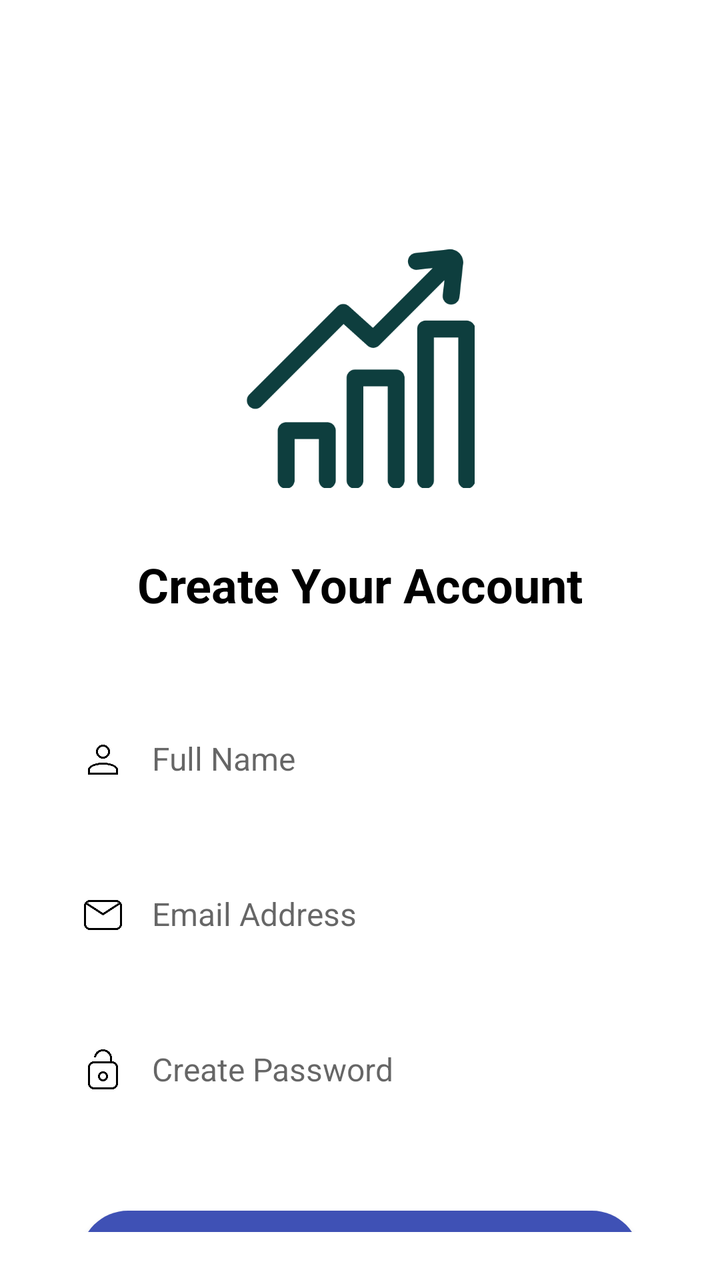
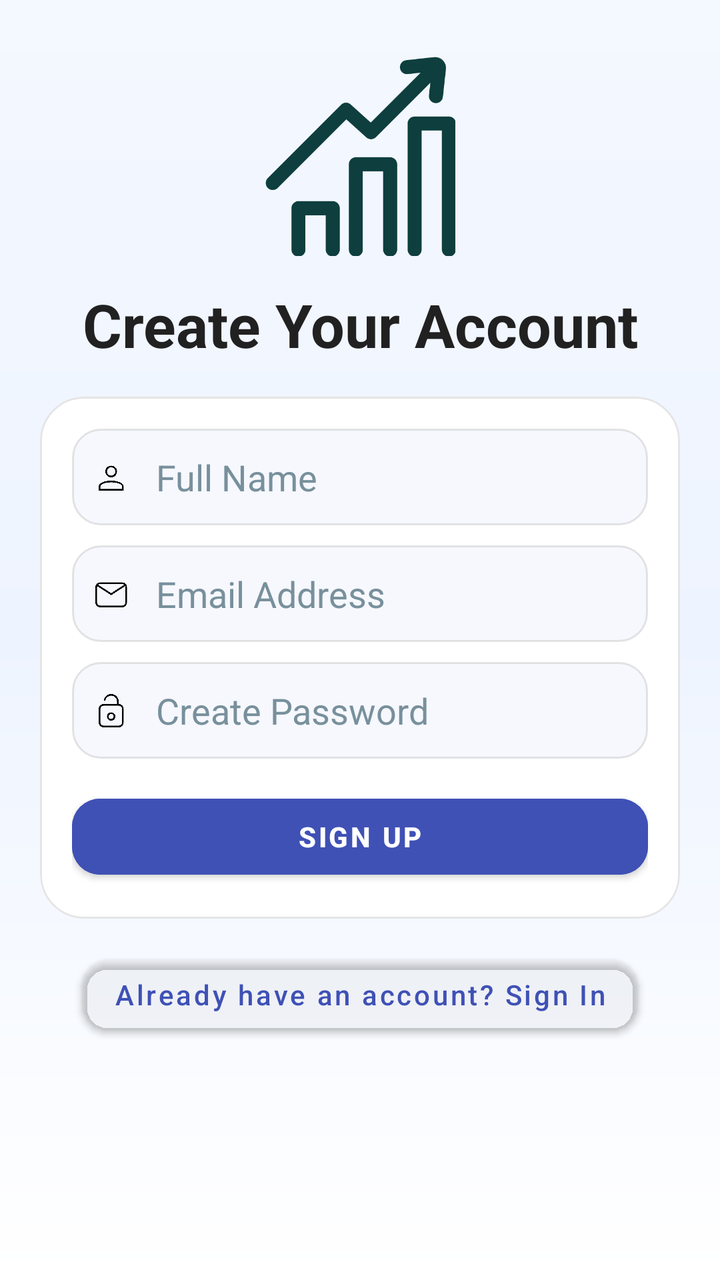

Screens rendered from an Android XML layout before and after an edit, with the pre-edit source and the edit as a unified diff.
<!-- AndroidManifest.xml: application theme Theme.ImiliPocket -->
<!-- res/layout/activity_sign_up.xml -->
<?xml version="1.0" encoding="utf-8"?>
<androidx.constraintlayout.widget.ConstraintLayout xmlns:android="http://schemas.android.com/apk/res/android"
    xmlns:app="http://schemas.android.com/apk/res-auto"
    android:layout_width="match_parent"
    android:layout_height="match_parent"
    android:padding="24dp"
    android:background="@color/white">

    
    <ImageView
        android:id="@+id/logoImage"
        android:layout_width="120dp"
        android:layout_height="120dp"
        android:layout_marginTop="100dp"
        android:layout_marginBottom="16dp"
        android:src="@drawable/logo"
        app:layout_constraintBottom_toTopOf="@+id/tvTitle"
        app:layout_constraintEnd_toEndOf="parent"
        app:layout_constraintStart_toStartOf="parent"
        app:layout_constraintTop_toTopOf="parent" />

    
    <TextView
        android:id="@+id/tvTitle"
        android:layout_width="wrap_content"
        android:layout_height="wrap_content"
        android:layout_marginTop="16dp"
        android:layout_marginBottom="24dp"
        android:text="Create Your Account"
        android:textColor="@color/black"
        android:textSize="24sp"
        android:textStyle="bold"
        app:layout_constraintBottom_toTopOf="@+id/nameInput"
        app:layout_constraintEnd_toEndOf="parent"
        app:layout_constraintStart_toStartOf="parent"
        app:layout_constraintTop_toBottomOf="@id/logoImage" />

    
    <androidx.constraintlayout.widget.ConstraintLayout
        android:id="@+id/nameInput"
        android:layout_width="0dp"
        android:layout_height="wrap_content"
        android:layout_marginStart="16dp"
        android:layout_marginTop="24dp"
        android:layout_marginEnd="16dp"
        android:layout_marginBottom="16dp"
        app:layout_constraintBottom_toTopOf="@+id/emailInputLayout"
        app:layout_constraintEnd_toEndOf="parent"
        app:layout_constraintStart_toStartOf="parent"
        app:layout_constraintTop_toBottomOf="@id/tvTitle">

        <ImageView
            android:id="@+id/name"
            android:layout_width="24dp"
            android:layout_height="24dp"
            android:layout_marginEnd="8dp"
            android:src="@drawable/ic_person"
            app:layout_constraintBottom_toBottomOf="parent"
            app:layout_constraintStart_toStartOf="parent"
            app:layout_constraintTop_toTopOf="parent" />

        <EditText
            android:id="@+id/etName"
            android:layout_width="0dp"
            android:layout_height="wrap_content"
            android:background="@null"
            android:hint="Full Name"
            android:inputType="textPersonName"
            android:padding="12dp"
            android:textSize="16sp"
            app:layout_constraintBottom_toBottomOf="parent"
            app:layout_constraintEnd_toEndOf="parent"
            app:layout_constraintStart_toEndOf="@id/name"
            app:layout_constraintTop_toTopOf="parent" />
    </androidx.constraintlayout.widget.ConstraintLayout>

    
    <androidx.constraintlayout.widget.ConstraintLayout
        android:id="@+id/emailInputLayout"
        android:layout_width="0dp"
        android:layout_height="wrap_content"
        android:layout_marginStart="16dp"
        android:layout_marginTop="16dp"
        android:layout_marginEnd="16dp"
        android:layout_marginBottom="16dp"
        app:layout_constraintBottom_toTopOf="@+id/passwordInputLayout"
        app:layout_constraintEnd_toEndOf="parent"
        app:layout_constraintStart_toStartOf="parent"
        app:layout_constraintTop_toBottomOf="@id/nameInput">

        <ImageView
            android:id="@+id/emailIcon"
            android:layout_width="24dp"
            android:layout_height="24dp"
            android:layout_marginEnd="8dp"
            android:src="@drawable/ic_email"
            app:layout_constraintBottom_toBottomOf="parent"
            app:layout_constraintStart_toStartOf="parent"
            app:layout_constraintTop_toTopOf="parent" />

        <EditText
            android:id="@+id/etEmail"
            android:layout_width="0dp"
            android:layout_height="wrap_content"
            android:background="@null"
            android:hint="Email Address"
            android:inputType="textEmailAddress"
            android:padding="12dp"
            android:textSize="16sp"
            app:layout_constraintBottom_toBottomOf="parent"
            app:layout_constraintEnd_toEndOf="parent"
            app:layout_constraintStart_toEndOf="@id/emailIcon"
            app:layout_constraintTop_toTopOf="parent" />
    </androidx.constraintlayout.widget.ConstraintLayout>

    
    <androidx.constraintlayout.widget.ConstraintLayout
        android:id="@+id/passwordInputLayout"
        android:layout_width="0dp"
        android:layout_height="wrap_content"
        android:layout_marginStart="16dp"
        android:layout_marginTop="16dp"
        android:layout_marginEnd="16dp"
        android:layout_marginBottom="24dp"
        app:layout_constraintBottom_toTopOf="@+id/btnSignUp"
        app:layout_constraintEnd_toEndOf="parent"
        app:layout_constraintStart_toStartOf="parent"
        app:layout_constraintTop_toBottomOf="@id/emailInputLayout">

        <ImageView
            android:id="@+id/passwordIcon"
            android:layout_width="24dp"
            android:layout_height="24dp"
            android:layout_marginEnd="8dp"
            android:src="@drawable/ic_password"
            app:layout_constraintBottom_toBottomOf="parent"
            app:layout_constraintStart_toStartOf="parent"
            app:layout_constraintTop_toTopOf="parent" />

        <EditText
            android:id="@+id/etPassword"
            android:layout_width="0dp"
            android:layout_height="wrap_content"
            android:background="@null"
            android:hint="Create Password"
            android:inputType="textPassword"
            android:padding="12dp"
            android:textSize="16sp"
            app:layout_constraintBottom_toBottomOf="parent"
            app:layout_constraintEnd_toEndOf="parent"
            app:layout_constraintStart_toEndOf="@id/passwordIcon"
            app:layout_constraintTop_toTopOf="parent" />
    </androidx.constraintlayout.widget.ConstraintLayout>

    
    <Button
        android:id="@+id/btnSignUp"
        android:layout_width="0dp"
        android:layout_height="48dp"
        android:layout_marginStart="16dp"
        android:layout_marginTop="24dp"
        android:layout_marginEnd="16dp"
        android:layout_marginBottom="16dp"
        android:background="@drawable/rounded_button"
        android:text="Sign Up"
        android:textColor="@color/white"
        android:textStyle="bold"
        app:layout_constraintBottom_toTopOf="@+id/tvGoToSignIn"
        app:layout_constraintEnd_toEndOf="parent"
        app:layout_constraintStart_toStartOf="parent"
        app:layout_constraintTop_toBottomOf="@id/passwordInputLayout" />

    
    <Button
        android:id="@+id/tvGoToSignIn"
        android:layout_width="wrap_content"
        android:layout_height="wrap_content"
        android:text="Already have an account? Sign In"
        android:textColor="@color/primary_color"
        android:textSize="14sp"
        android:backgroundTint="@color/white"
        app:layout_constraintTop_toBottomOf="@id/btnSignUp"
        app:layout_constraintStart_toStartOf="parent"
        app:layout_constraintEnd_toEndOf="parent"
        android:layout_marginTop="16dp" />

</androidx.constraintlayout.widget.ConstraintLayout>
<!-- resources referenced by this layout -->
<resources>
  <color name="black">#FF000000</color>
  <color name="primary_color">#3F51B5</color>
  <color name="white">#FFFFFFFF</color>
  <!-- drawable ic_email: png bitmap (drawable, 10418 bytes) -->
  <!-- drawable ic_password: png bitmap (drawable, 12329 bytes) -->
  <!-- drawable ic_person: png bitmap (drawable, 9951 bytes) -->
  <!-- drawable logo: png bitmap (drawable, 7417 bytes) -->
  <!-- drawable rounded_button (drawable) -->
  <shape xmlns:android="http://schemas.android.com/apk/res/android">
      <gradient
          android:angle="45"
          android:startColor="@color/primary_light"
          android:endColor="@color/primary_dark" />
      <corners android:radius="24dp" />
  </shape>
  <style name="Theme.ImiliPocket" parent="Theme.MaterialComponents.DayNight.NoActionBar">
          <item name="colorPrimary">@color/primary_color</item> 
          <item name="colorPrimaryVariant">@color/primary_dark</item> 
          <item name="colorOnPrimary">@color/white</item>
          <item name="colorSecondary">@color/secondary_color</item> 
          <item name="colorSecondaryVariant">@color/secondary_dark</item> 
          <item name="colorOnSecondary">@color/black</item>
          <item name="android:statusBarColor">@android:color/transparent</item>
          <item name="android:windowLightStatusBar">true</item>
          <item name="android:navigationBarColor">@android:color/transparent</item>
          <item name="android:windowDrawsSystemBarBackgrounds">true</item>
      </style>
  <color name="primary_light">#C5CAE9</color>
  <color name="primary_dark">#303F9F</color>
  <color name="secondary_color">#F06292</color>
  <color name="secondary_dark">#C2185B</color>
</resources>

<!-- the commit's change to res/layout/activity_sign_up.xml (unified diff, before → after) -->
@@ -1,187 +1,176 @@
 <?xml version="1.0" encoding="utf-8"?>
-<androidx.constraintlayout.widget.ConstraintLayout xmlns:android="http://schemas.android.com/apk/res/android"
+<ScrollView xmlns:android="http://schemas.android.com/apk/res/android"
     xmlns:app="http://schemas.android.com/apk/res-auto"
     android:layout_width="match_parent"
     android:layout_height="match_parent"
-    android:padding="24dp"
-    android:background="@color/white">
+    android:background="@drawable/bg_screen_modern"
+    android:paddingStart="20dp"
+    android:paddingTop="28dp"
+    android:paddingEnd="20dp"
+    android:paddingBottom="24dp">
 
-    
-    <ImageView
-        android:id="@+id/logoImage"
-        android:layout_width="120dp"
-        android:layout_height="120dp"
-        android:layout_marginTop="100dp"
-        android:layout_marginBottom="16dp"
-        android:src="@drawable/logo"
-        app:layout_constraintBottom_toTopOf="@+id/tvTitle"
-        app:layout_constraintEnd_toEndOf="parent"
-        app:layout_constraintStart_toStartOf="parent"
-        app:layout_constraintTop_toTopOf="parent" />
-
-    
-    <TextView
-        android:id="@+id/tvTitle"
-        android:layout_width="wrap_content"
+    <LinearLayout
+        android:layout_width="match_parent"
         android:layout_height="wrap_content"
-        android:layout_marginTop="16dp"
-        android:layout_marginBottom="24dp"
-        android:text="Create Your Account"
-        android:textColor="@color/black"
-        android:textSize="24sp"
-        android:textStyle="bold"
-        app:layout_constraintBottom_toTopOf="@+id/nameInput"
-        app:layout_constraintEnd_toEndOf="parent"
-        app:layout_constraintStart_toStartOf="parent"
-        app:layout_constraintTop_toBottomOf="@id/logoImage" />
-
-    
-    <androidx.constraintlayout.widget.ConstraintLayout
-        android:id="@+id/nameInput"
-        android:layout_width="0dp"
-        android:layout_height="wrap_content"
-        android:layout_marginStart="16dp"
-        android:layout_marginTop="24dp"
-        android:layout_marginEnd="16dp"
-        android:layout_marginBottom="16dp"
-        app:layout_constraintBottom_toTopOf="@+id/emailInputLayout"
-        app:layout_constraintEnd_toEndOf="parent"
-        app:layout_constraintStart_toStartOf="parent"
-        app:layout_constraintTop_toBottomOf="@id/tvTitle">
+        android:orientation="vertical">
 
         <ImageView
-            android:id="@+id/name"
-            android:layout_width="24dp"
-            android:layout_height="24dp"
-            android:layout_marginEnd="8dp"
-            android:src="@drawable/ic_person"
-            app:layout_constraintBottom_toBottomOf="parent"
-            app:layout_constraintStart_toStartOf="parent"
-            app:layout_constraintTop_toTopOf="parent" />
+            android:id="@+id/logoImage"
+            android:layout_width="100dp"
+            android:layout_height="100dp"
+            android:layout_gravity="center_horizontal"
+            android:src="@drawable/logo" />
 
-        <EditText
-            android:id="@+id/etName"
-            android:layout_width="0dp"
+        <TextView
+            android:id="@+id/tvTitle"
+            android:layout_width="match_parent"
             android:layout_height="wrap_content"
-            android:background="@null"
-            android:hint="Full Name"
-            android:inputType="textPersonName"
-            android:padding="12dp"
-            android:textSize="16sp"
-            app:layout_constraintBottom_toBottomOf="parent"
-            app:layout_constraintEnd_toEndOf="parent"
-            app:layout_constraintStart_toEndOf="@id/name"
-            app:layout_constraintTop_toTopOf="parent" />
-    </androidx.constraintlayout.widget.ConstraintLayout>
+            android:layout_marginTop="14dp"
+            android:gravity="center"
+            android:text="Create Your Account"
+            android:textColor="@color/text_primary"
+            android:textSize="30sp"
+            android:textStyle="bold" />
 
-    
-    <androidx.constraintlayout.widget.ConstraintLayout
-        android:id="@+id/emailInputLayout"
-        android:layout_width="0dp"
-        android:layout_height="wrap_content"
-        android:layout_marginStart="16dp"
-        android:layout_marginTop="16dp"
-        android:layout_marginEnd="16dp"
-        android:layout_marginBottom="16dp"
-        app:layout_constraintBottom_toTopOf="@+id/passwordInputLayout"
-        app:layout_constraintEnd_toEndOf="parent"
-        app:layout_constraintStart_toStartOf="parent"
-        app:layout_constraintTop_toBottomOf="@id/nameInput">
+        <com.google.android.material.card.MaterialCardView
+            android:layout_width="match_parent"
+            android:layout_height="wrap_content"
+            android:layout_marginTop="16dp"
+            app:cardBackgroundColor="@android:color/white"
+            app:cardCornerRadius="22dp"
+            app:cardElevation="0dp"
+            app:strokeColor="@color/surface_outline"
+            app:strokeWidth="1dp">
 
-        <ImageView
-            android:id="@+id/emailIcon"
-            android:layout_width="24dp"
-            android:layout_height="24dp"
-            android:layout_marginEnd="8dp"
-            android:src="@drawable/ic_email"
-            app:layout_constraintBottom_toBottomOf="parent"
-            app:layout_constraintStart_toStartOf="parent"
-            app:layout_constraintTop_toTopOf="parent" />
+            <LinearLayout
+                android:layout_width="match_parent"
+                android:layout_height="wrap_content"
+                android:orientation="vertical"
+                android:padding="16dp">
 
-        <EditText
-            android:id="@+id/etEmail"
-            android:layout_width="0dp"
+                <androidx.constraintlayout.widget.ConstraintLayout
+                    android:id="@+id/nameInput"
+                    android:layout_width="match_parent"
+                    android:layout_height="wrap_content"
+                    android:background="@drawable/bg_input_surface"
+                    android:paddingStart="10dp"
+                    android:paddingEnd="10dp">
+
+                    <ImageView
+                        android:id="@+id/name"
+                        android:layout_width="20dp"
+                        android:layout_height="20dp"
+                        android:src="@drawable/ic_person"
+                        app:layout_constraintStart_toStartOf="parent"
+                        app:layout_constraintTop_toTopOf="parent"
+                        app:layout_constraintBottom_toBottomOf="parent" />
+
+                    <EditText
+                        android:id="@+id/etName"
+                        android:layout_width="0dp"
+                        android:layout_height="wrap_content"
+                        android:background="@android:color/transparent"
+                        android:hint="Full Name"
+                        android:inputType="textPersonName"
+                        android:padding="12dp"
+                        android:textColor="@color/text_primary"
+                        android:textColorHint="@color/text_secondary"
+                        app:layout_constraintStart_toEndOf="@id/name"
+                        app:layout_constraintEnd_toEndOf="parent"
+                        app:layout_constraintTop_toTopOf="parent"
+                        app:layout_constraintBottom_toBottomOf="parent" />
+                </androidx.constraintlayout.widget.ConstraintLayout>
+
+                <androidx.constraintlayout.widget.ConstraintLayout
+                    android:id="@+id/emailInputLayout"
+                    android:layout_width="match_parent"
+                    android:layout_height="wrap_content"
+                    android:layout_marginTop="10dp"
+                    android:background="@drawable/bg_input_surface"
+                    android:paddingStart="10dp"
+                    android:paddingEnd="10dp">
+
+                    <ImageView
+                        android:id="@+id/emailIcon"
+                        android:layout_width="20dp"
+                        android:layout_height="20dp"
+                        android:src="@drawable/ic_email"
+                        app:layout_constraintStart_toStartOf="parent"
+                        app:layout_constraintTop_toTopOf="parent"
+                        app:layout_constraintBottom_toBottomOf="parent" />
+
+                    <EditText
+                        android:id="@+id/etEmail"
+                        android:layout_width="0dp"
+                        android:layout_height="wrap_content"
+                        android:background="@android:color/transparent"
+                        android:hint="Email Address"
+                        android:inputType="textEmailAddress"
+                        android:padding="12dp"
+                        android:textColor="@color/text_primary"
+                        android:textColorHint="@color/text_secondary"
+                        app:layout_constraintStart_toEndOf="@id/emailIcon"
+                        app:layout_constraintEnd_toEndOf="parent"
+                        app:layout_constraintTop_toTopOf="parent"
+                        app:layout_constraintBottom_toBottomOf="parent" />
+                </androidx.constraintlayout.widget.ConstraintLayout>
+
+                <androidx.constraintlayout.widget.ConstraintLayout
+                    android:id="@+id/passwordInputLayout"
+                    android:layout_width="match_parent"
+                    android:layout_height="wrap_content"
+                    android:layout_marginTop="10dp"
+                    android:background="@drawable/bg_input_surface"
+                    android:paddingStart="10dp"
+                    android:paddingEnd="10dp">
+
+                    <ImageView
+                        android:id="@+id/passwordIcon"
+                        android:layout_width="20dp"
+                        android:layout_height="20dp"
+                        android:src="@drawable/ic_password"
+                        app:layout_constraintStart_toStartOf="parent"
+                        app:layout_constraintTop_toTopOf="parent"
+                        app:layout_constraintBottom_toBottomOf="parent" />
+
+                    <EditText
+                        android:id="@+id/etPassword"
+                        android:layout_width="0dp"
+                        android:layout_height="wrap_content"
+                        android:background="@android:color/transparent"
+                        android:hint="Create Password"
+                        android:inputType="textPassword"
+                        android:padding="12dp"
+                        android:textColor="@color/text_primary"
+                        android:textColorHint="@color/text_secondary"
+                        app:layout_constraintStart_toEndOf="@id/passwordIcon"
+                        app:layout_constraintEnd_toEndOf="parent"
+                        app:layout_constraintTop_toTopOf="parent"
+                        app:layout_constraintBottom_toBottomOf="parent" />
+                </androidx.constraintlayout.widget.ConstraintLayout>
+
+                <Button
+                    android:id="@+id/btnSignUp"
+                    android:layout_width="match_parent"
+                    android:layout_height="50dp"
+                    android:layout_marginTop="14dp"
+                    android:backgroundTint="@color/primary_color"
+                    android:text="Sign Up"
+                    android:textColor="@color/white"
+                    android:textStyle="bold" />
+            </LinearLayout>
+        </com.google.android.material.card.MaterialCardView>
+
+        <Button
+            android:id="@+id/tvGoToSignIn"
+            android:layout_width="wrap_content"
             android:layout_height="wrap_content"
-            android:background="@null"
-            android:hint="Email Address"
-            android:inputType="textEmailAddress"
-            android:padding="12dp"
-            android:textSize="16sp"
-            app:layout_constraintBottom_toBottomOf="parent"
-            app:layout_constraintEnd_toEndOf="parent"
-            app:layout_constraintStart_toEndOf="@id/emailIcon"
-            app:layout_constraintTop_toTopOf="parent" />
-    </androidx.constraintlayout.widget.ConstraintLayout>
-
-    
-    <androidx.constraintlayout.widget.ConstraintLayout
-        android:id="@+id/passwordInputLayout"
-        android:layout_width="0dp"
-        android:layout_height="wrap_content"
-        android:layout_marginStart="16dp"
-        android:layout_marginTop="16dp"
-        android:layout_marginEnd="16dp"
-        android:layout_marginBottom="24dp"
-        app:layout_constraintBottom_toTopOf="@+id/btnSignUp"
-        app:layout_constraintEnd_toEndOf="parent"
-        app:layout_constraintStart_toStartOf="parent"
-        app:layout_constraintTop_toBottomOf="@id/emailInputLayout">
-
-        <ImageView
-            android:id="@+id/passwordIcon"
-            android:layout_width="24dp"
-            android:layout_height="24dp"
-            android:layout_marginEnd="8dp"
-            android:src="@drawable/ic_password"
-            app:layout_constraintBottom_toBottomOf="parent"
-            app:layout_constraintStart_toStartOf="parent"
-            app:layout_constraintTop_toTopOf="parent" />
-
-        <EditText
-            android:id="@+id/etPassword"
-            android:layout_width="0dp"
-            android:layout_height="wrap_content"
-            android:background="@null"
-            android:hint="Create Password"
-            android:inputType="textPassword"
-            android:padding="12dp"
-            android:textSize="16sp"
-            app:layout_constraintBottom_toBottomOf="parent"
-            app:layout_constraintEnd_toEndOf="parent"
-            app:layout_constraintStart_toEndOf="@id/passwordIcon"
-            app:layout_constraintTop_toTopOf="parent" />
-    </androidx.constraintlayout.widget.ConstraintLayout>
-
-    
-    <Button
-        android:id="@+id/btnSignUp"
-        android:layout_width="0dp"
-        android:layout_height="48dp"
-        android:layout_marginStart="16dp"
-        android:layout_marginTop="24dp"
-        android:layout_marginEnd="16dp"
-        android:layout_marginBottom="16dp"
-        android:background="@drawable/rounded_button"
-        android:text="Sign Up"
-        android:textColor="@color/white"
-        android:textStyle="bold"
-        app:layout_constraintBottom_toTopOf="@+id/tvGoToSignIn"
-        app:layout_constraintEnd_toEndOf="parent"
-        app:layout_constraintStart_toStartOf="parent"
-        app:layout_constraintTop_toBottomOf="@id/passwordInputLayout" />
-
-    
-    <Button
-        android:id="@+id/tvGoToSignIn"
-        android:layout_width="wrap_content"
-        android:layout_height="wrap_content"
-        android:text="Already have an account? Sign In"
-        android:textColor="@color/primary_color"
-        android:textSize="14sp"
-        android:backgroundTint="@color/white"
-        app:layout_constraintTop_toBottomOf="@id/btnSignUp"
-        app:layout_constraintStart_toStartOf="parent"
-        app:layout_constraintEnd_toEndOf="parent"
-        android:layout_marginTop="16dp" />
-
-</androidx.constraintlayout.widget.ConstraintLayout>
+            android:layout_gravity="center_horizontal"
+            android:layout_marginTop="14dp"
+            android:backgroundTint="@android:color/transparent"
+            android:text="Already have an account? Sign In"
+            android:textAllCaps="false"
+            android:textColor="@color/primary_color"
+            android:textSize="14sp" />
+    </LinearLayout>
+</ScrollView>
<!-- resource entries referenced after the edit -->
@@ -1,20 +1,41 @@
 <!-- resources referenced by this layout -->
 <resources>
   <color name="black">#FF000000</color>
+  <style name="ShapeAppearance.ImiliPocket.Medium" parent="ShapeAppearance.MaterialComponents.MediumComponent">
+          <item name="cornerFamily">rounded</item>
+          <item name="cornerSize">20dp</item>
+      </style>
+  <style name="ShapeAppearance.ImiliPocket.Small" parent="ShapeAppearance.MaterialComponents.SmallComponent">
+          <item name="cornerFamily">rounded</item>
+          <item name="cornerSize">14dp</item>
+      </style>
   <color name="primary_color">#3F51B5</color>
+  <color name="surface_outline">#1A000000</color>
+  <color name="text_primary">#212121</color>
+  <color name="text_secondary">#78909C</color>
   <color name="white">#FFFFFFFF</color>
+  <!-- drawable bg_input_surface (drawable) -->
+  <?xml version="1.0" encoding="utf-8"?>
+  <shape xmlns:android="http://schemas.android.com/apk/res/android">
+      <solid android:color="#FFF6F8FD" />
+      <corners android:radius="14dp" />
+      <stroke
+          android:width="1dp"
+          android:color="#1A000000" />
+  </shape>
+  <!-- drawable bg_screen_modern (drawable) -->
+  <?xml version="1.0" encoding="utf-8"?>
+  <shape xmlns:android="http://schemas.android.com/apk/res/android">
+      <gradient
+          android:angle="270"
+          android:startColor="#F4F8FF"
+          android:centerColor="#EEF4FF"
+          android:endColor="#FFFFFF" />
+  </shape>
   <!-- drawable ic_email: png bitmap (drawable, 10418 bytes) -->
   <!-- drawable ic_password: png bitmap (drawable, 12329 bytes) -->
   <!-- drawable ic_person: png bitmap (drawable, 9951 bytes) -->
   <!-- drawable logo: png bitmap (drawable, 7417 bytes) -->
-  <!-- drawable rounded_button (drawable) -->
-  <shape xmlns:android="http://schemas.android.com/apk/res/android">
-      <gradient
-          android:angle="45"
-          android:startColor="@color/primary_light"
-          android:endColor="@color/primary_dark" />
-      <corners android:radius="24dp" />
-  </shape>
   <style name="Theme.ImiliPocket" parent="Theme.MaterialComponents.DayNight.NoActionBar">
           <item name="colorPrimary">@color/primary_color</item> 
           <item name="colorPrimaryVariant">@color/primary_dark</item> 
@@ -26,8 +47,10 @@
           <item name="android:windowLightStatusBar">true</item>
           <item name="android:navigationBarColor">@android:color/transparent</item>
           <item name="android:windowDrawsSystemBarBackgrounds">true</item>
+          <item name="android:windowBackground">@drawable/bg_screen_modern</item>
+          <item name="shapeAppearanceMediumComponent">@style/ShapeAppearance.ImiliPocket.Medium</item>
+          <item name="shapeAppearanceSmallComponent">@style/ShapeAppearance.ImiliPocket.Small</item>
       </style>
-  <color name="primary_light">#C5CAE9</color>
   <color name="primary_dark">#303F9F</color>
   <color name="secondary_color">#F06292</color>
   <color name="secondary_dark">#C2185B</color>
